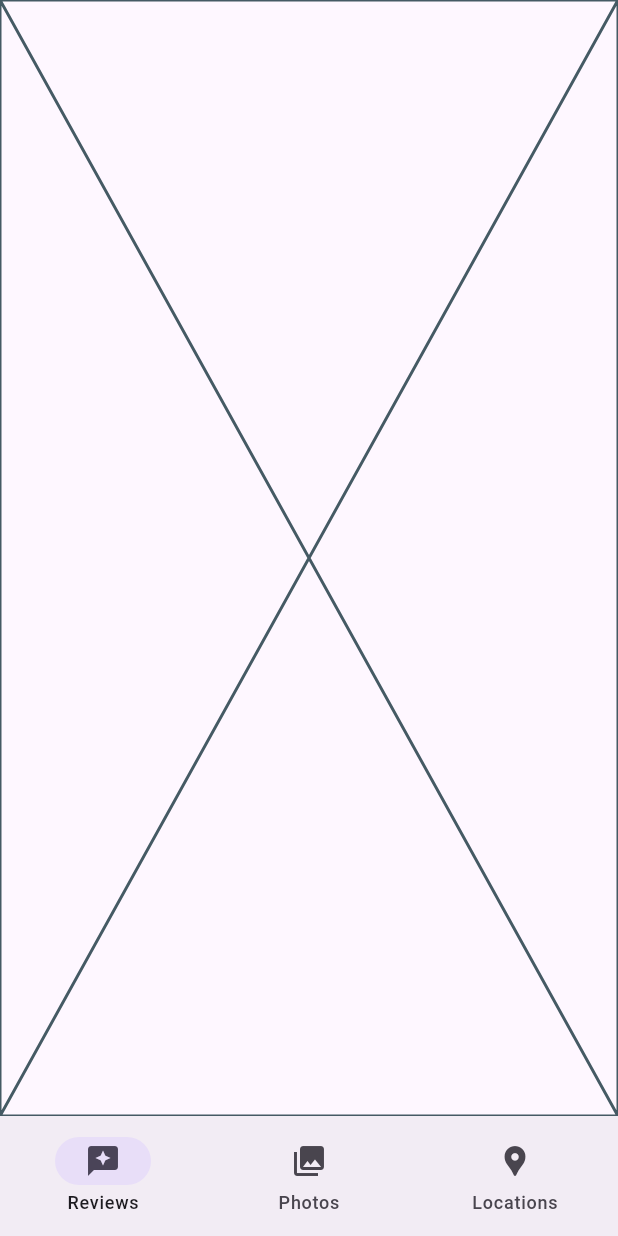
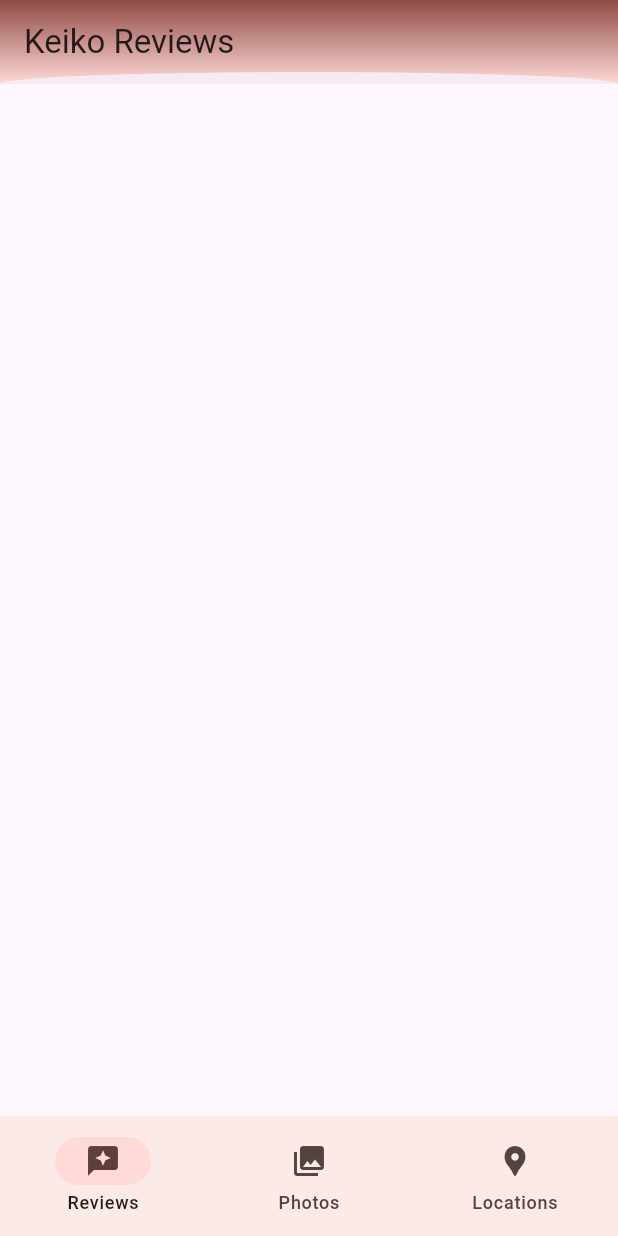
Before and after one commit to snappycodernet/keiko_food_reviews, a Flutter app: the screen it shows after launch, on a phone screen of 412 x 824 dp. Run offline on Flutter 3.47's test engine with Material 3 defaults, Android fonts, the phone set to English and light mode, and no system bars.

Commit message:
added appbar to review list page with custom clipper effect

```diff
--- a/lib/helper/clippers.dart
+++ b/lib/helper/clippers.dart
@@ -3,7 +3,7 @@
 class OvalClipperUpper extends CustomClipper<Path> {
   Radius? radius;
 
-  OvalClipperUpper(this.radius);
+  OvalClipperUpper([this.radius]);
 
   @override
   Path getClip(Size size) {
@@ -22,5 +22,4 @@
   bool shouldReclip(covariant CustomClipper<Path> oldClipper) {
     return false;
   }
-
 }
--- a/lib/helper/themes.dart
+++ b/lib/helper/themes.dart
@@ -21,6 +21,6 @@
 }
 
 class ThemeColors {
-  static const Color m3Baseline = Color(0xff6750a4);
-  static const Color locationPin = Colors.lightBlue;
+  static const Color m3Baseline = Color(0xffff3333);
+  static const Color locationPin = Colors.lightGreenAccent;
 }
--- a/lib/pages/review_list/review_list.dart
+++ b/lib/pages/review_list/review_list.dart
@@ -1,4 +1,5 @@
 import 'package:flutter/material.dart';
+import 'package:keiko_food_reviews/helper/clippers.dart';
 
 class ReviewList extends StatefulWidget {
   const ReviewList({super.key});
@@ -12,6 +13,28 @@
 class _ReviewListState extends State<ReviewList> {
   @override
   Widget build(BuildContext context) {
-    return const Placeholder();
+    return Scaffold(
+      appBar: AppBar(
+        title: const Text('Keiko Reviews'),
+        backgroundColor: Colors.transparent,
+        elevation: 2.0,
+        flexibleSpace: ClipPath(
+          clipper: OvalClipperUpper(),
+          child: Container(
+            decoration: BoxDecoration(
+              gradient: LinearGradient(
+                colors: [
+                  Theme.of(context).colorScheme.primary,
+                  Theme.of(context).colorScheme.secondaryContainer
+                ],
+                begin: Alignment.topCenter,
+                end: Alignment.bottomCenter
+              )
+            ),
+          ),
+        ),
+      ),
+      extendBodyBehindAppBar: true,
+    );
   }
 }
```
